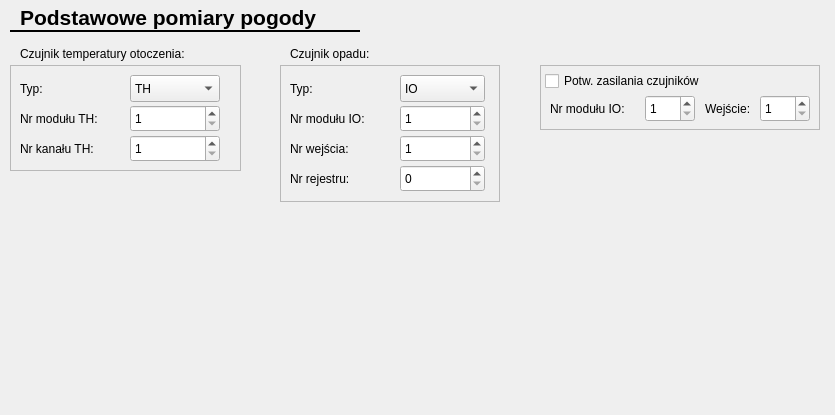
The window that CfgForms/cgeneralweathermeasureform.ui (kaczmar55/koneor_v2) describes before a commit, drawn with Qt 5.
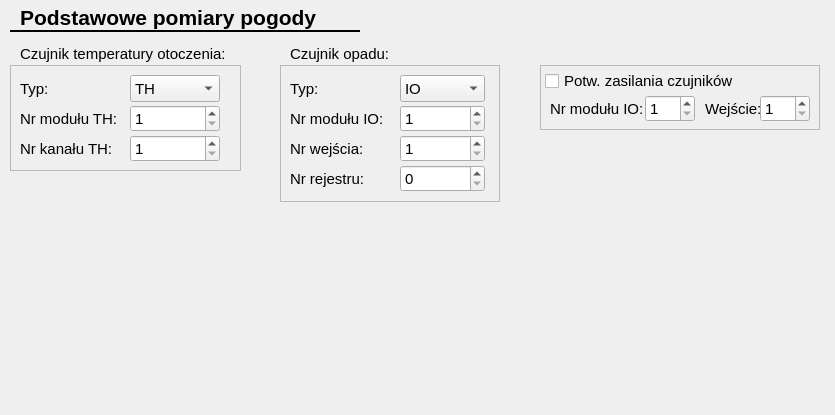
The same window after the commit.

```diff
--- a/CfgForms/cgeneralweathermeasureform.ui
+++ b/CfgForms/cgeneralweathermeasureform.ui
@@ -18,7 +18,7 @@
     <rect>
      <x>20</x>
      <y>5</y>
-     <width>300</width>
+     <width>310</width>
      <height>25</height>
     </rect>
    </property>
@@ -65,6 +65,11 @@
      <height>137</height>
     </rect>
    </property>
+   <property name="font">
+    <font>
+     <pointsize>11</pointsize>
+    </font>
+   </property>
    <property name="frameShape">
     <enum>QFrame::StyledPanel</enum>
    </property>
@@ -80,6 +85,11 @@
       <height>17</height>
      </rect>
     </property>
+    <property name="font">
+     <font>
+      <pointsize>11</pointsize>
+     </font>
+    </property>
     <property name="text">
      <string>Typ:</string>
     </property>
@@ -93,6 +103,11 @@
       <height>27</height>
      </rect>
     </property>
+    <property name="font">
+     <font>
+      <pointsize>11</pointsize>
+     </font>
+    </property>
     <item>
      <property name="text">
       <string>IO</string>
@@ -118,6 +133,11 @@
       <height>17</height>
      </rect>
     </property>
+    <property name="font">
+     <font>
+      <pointsize>11</pointsize>
+     </font>
+    </property>
     <property name="text">
      <string>Nr modułu IO:</string>
     </property>
@@ -131,6 +151,11 @@
       <height>17</height>
      </rect>
     </property>
+    <property name="font">
+     <font>
+      <pointsize>11</pointsize>
+     </font>
+    </property>
     <property name="text">
      <string>Nr wejścia:</string>
     </property>
@@ -144,6 +169,11 @@
       <height>27</height>
      </rect>
     </property>
+    <property name="font">
+     <font>
+      <pointsize>11</pointsize>
+     </font>
+    </property>
     <property name="minimum">
      <number>1</number>
     </property>
@@ -160,6 +190,11 @@
       <height>27</height>
      </rect>
     </property>
+    <property name="font">
+     <font>
+      <pointsize>11</pointsize>
+     </font>
+    </property>
     <property name="minimum">
      <number>1</number>
     </property>
@@ -176,6 +211,11 @@
       <height>17</height>
      </rect>
     </property>
+    <property name="font">
+     <font>
+      <pointsize>11</pointsize>
+     </font>
+    </property>
     <property name="text">
      <string>Nr rejestru:</string>
     </property>
@@ -189,6 +229,11 @@
       <height>27</height>
      </rect>
     </property>
+    <property name="font">
+     <font>
+      <pointsize>11</pointsize>
+     </font>
+    </property>
    </widget>
   </widget>
   <widget class="QFrame" name="frame">
@@ -200,6 +245,11 @@
      <height>106</height>
     </rect>
    </property>
+   <property name="font">
+    <font>
+     <pointsize>11</pointsize>
+    </font>
+   </property>
    <property name="frameShape">
     <enum>QFrame::StyledPanel</enum>
    </property>
@@ -215,6 +265,11 @@
       <height>17</height>
      </rect>
     </property>
+    <property name="font">
+     <font>
+      <pointsize>11</pointsize>
+     </font>
+    </property>
     <property name="text">
      <string>Typ:</string>
     </property>
@@ -228,6 +283,11 @@
       <height>27</height>
      </rect>
     </property>
+    <property name="font">
+     <font>
+      <pointsize>11</pointsize>
+     </font>
+    </property>
     <item>
      <property name="text">
       <string>TH</string>
@@ -253,6 +313,11 @@
       <height>27</height>
      </rect>
     </property>
+    <property name="font">
+     <font>
+      <pointsize>11</pointsize>
+     </font>
+    </property>
     <property name="minimum">
      <number>1</number>
     </property>
@@ -269,6 +334,11 @@
       <height>27</height>
      </rect>
     </property>
+    <property name="font">
+     <font>
+      <pointsize>11</pointsize>
+     </font>
+    </property>
     <property name="minimum">
      <number>1</number>
     </property>
@@ -285,6 +355,11 @@
       <height>17</height>
      </rect>
     </property>
+    <property name="font">
+     <font>
+      <pointsize>11</pointsize>
+     </font>
+    </property>
     <property name="text">
      <string>Nr modułu TH:</string>
     </property>
@@ -298,6 +373,11 @@
       <height>17</height>
      </rect>
     </property>
+    <property name="font">
+     <font>
+      <pointsize>11</pointsize>
+     </font>
+    </property>
     <property name="text">
      <string>Nr kanału TH:</string>
     </property>
@@ -312,6 +392,11 @@
      <height>17</height>
     </rect>
    </property>
+   <property name="font">
+    <font>
+     <pointsize>11</pointsize>
+    </font>
+   </property>
    <property name="text">
     <string>Czujnik temperatury otoczenia:</string>
    </property>
@@ -325,6 +410,11 @@
      <height>17</height>
     </rect>
    </property>
+   <property name="font">
+    <font>
+     <pointsize>11</pointsize>
+    </font>
+   </property>
    <property name="text">
     <string>Czujnik opadu:</string>
    </property>
@@ -338,6 +428,11 @@
      <height>65</height>
     </rect>
    </property>
+   <property name="font">
+    <font>
+     <pointsize>11</pointsize>
+    </font>
+   </property>
    <property name="frameShape">
     <enum>QFrame::StyledPanel</enum>
    </property>
@@ -353,6 +448,11 @@
       <height>17</height>
      </rect>
     </property>
+    <property name="font">
+     <font>
+      <pointsize>11</pointsize>
+     </font>
+    </property>
     <property name="text">
      <string>Wejście:</string>
     </property>
@@ -366,6 +466,11 @@
       <height>27</height>
      </rect>
     </property>
+    <property name="font">
+     <font>
+      <pointsize>11</pointsize>
+     </font>
+    </property>
     <property name="minimum">
      <number>1</number>
     </property>
@@ -385,6 +490,11 @@
       <height>22</height>
      </rect>
     </property>
+    <property name="font">
+     <font>
+      <pointsize>11</pointsize>
+     </font>
+    </property>
     <property name="text">
      <string>Potw. zasilania czujników</string>
     </property>
@@ -398,6 +508,11 @@
       <height>27</height>
      </rect>
     </property>
+    <property name="font">
+     <font>
+      <pointsize>11</pointsize>
+     </font>
+    </property>
     <property name="minimum">
      <number>1</number>
     </property>
@@ -414,6 +529,11 @@
       <height>17</height>
      </rect>
     </property>
+    <property name="font">
+     <font>
+      <pointsize>11</pointsize>
+     </font>
+    </property>
     <property name="text">
      <string>Nr modułu IO:</string>
     </property>
```
